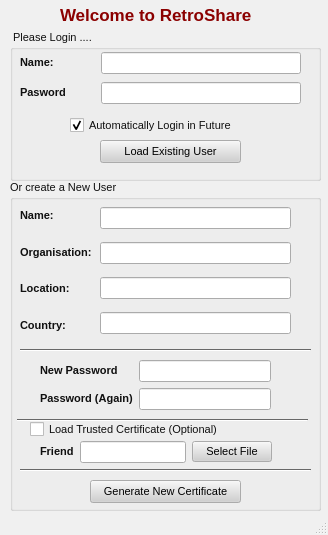
The window that rs-Qt-gui/src/gui/StartDialog.ui (autoscatto/retroshare) describes before a commit, drawn with Qt 5.
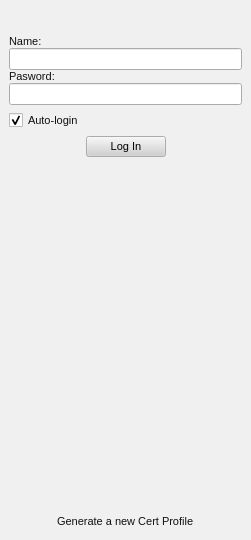
The same window after the commit. Icons and pictures are not drawn.

Patch:
```diff
--- a/rs-Qt-gui/src/gui/StartDialog.ui
+++ b/rs-Qt-gui/src/gui/StartDialog.ui
@@ -5,8 +5,8 @@
    <rect>
     <x>0</x>
     <y>0</y>
-    <width>328</width>
-    <height>535</height>
+    <width>251</width>
+    <height>540</height>
    </rect>
   </property>
   <property name="palette" >
@@ -499,43 +499,14 @@
    <iconset resource="images.qrc" >:/images/RetroShare16.png</iconset>
   </property>
   <widget class="QWidget" name="centralwidget" >
-   <widget class="QLabel" name="label" >
-    <property name="geometry" >
-     <rect>
-      <x>60</x>
-      <y>0</y>
-      <width>221</width>
-      <height>31</height>
-     </rect>
+   <layout class="QGridLayout" >
+    <property name="margin" >
+     <number>9</number>
     </property>
-    <property name="text" >
-     <string>&lt;html>&lt;head>&lt;meta name="qrichtext" content="1" />&lt;style type="text/css">
-p, li { white-space: pre-wrap; }
-&lt;/style>&lt;/head>&lt;body style=" font-family:'Arial'; font-size:8pt; font-weight:400; font-style:normal; text-decoration:none;">
-&lt;p style=" margin-top:0px; margin-bottom:0px; margin-left:0px; margin-right:0px; -qt-block-indent:0; text-indent:0px;">&lt;span style=" font-size:13pt; font-weight:600; color:#8b0000;">Welcome to RetroShare&lt;/span>&lt;/p>&lt;/body>&lt;/html></string>
+    <property name="spacing" >
+     <number>6</number>
     </property>
-   </widget>
-   <widget class="QGroupBox" name="groupBox_2" >
-    <property name="geometry" >
-     <rect>
-      <x>10</x>
-      <y>180</y>
-      <width>311</width>
-      <height>331</height>
-     </rect>
-    </property>
-    <property name="title" >
-     <string>Or create a New User</string>
-    </property>
-    <widget class="QWidget" name="layoutWidget" >
-     <property name="geometry" >
-      <rect>
-       <x>10</x>
-       <y>20</y>
-       <width>75</width>
-       <height>141</height>
-      </rect>
-     </property>
+    <item row="5" column="0" >
      <layout class="QGridLayout" >
       <property name="margin" >
        <number>0</number>
@@ -543,126 +514,55 @@
       <property name="spacing" >
        <number>6</number>
       </property>
-      <item row="1" column="0" >
-       <widget class="QLabel" name="label_6" >
-        <property name="text" >
-         <string>&lt;html>&lt;head>&lt;meta name="qrichtext" content="1" />&lt;style type="text/css">
-p, li { white-space: pre-wrap; }
-&lt;/style>&lt;/head>&lt;body style=" font-family:'Arial'; font-size:8pt; font-weight:400; font-style:normal; text-decoration:none;">
-&lt;p style=" margin-top:0px; margin-bottom:0px; margin-left:0px; margin-right:0px; -qt-block-indent:0; text-indent:0px;">&lt;span style=" font-weight:600;">Organisation:&lt;/span>&lt;/p>&lt;/body>&lt;/html></string>
-        </property>
-       </widget>
-      </item>
       <item row="0" column="0" >
-       <widget class="QLabel" name="label_5" >
-        <property name="text" >
-         <string>&lt;html>&lt;head>&lt;meta name="qrichtext" content="1" />&lt;style type="text/css">
-p, li { white-space: pre-wrap; }
-&lt;/style>&lt;/head>&lt;body style=" font-family:'Arial'; font-size:8pt; font-weight:400; font-style:normal; text-decoration:none;">
-&lt;p style=" margin-top:0px; margin-bottom:0px; margin-left:0px; margin-right:0px; -qt-block-indent:0; text-indent:0px;">&lt;span style=" font-weight:600;">Name:&lt;/span>&lt;/p>&lt;/body>&lt;/html></string>
+       <spacer>
+        <property name="orientation" >
+         <enum>Qt::Horizontal</enum>
         </property>
-       </widget>
+        <property name="sizeHint" >
+         <size>
+          <width>31</width>
+          <height>20</height>
+         </size>
+        </property>
+       </spacer>
       </item>
-      <item row="3" column="0" >
-       <widget class="QLabel" name="label_8" >
-        <property name="text" >
-         <string>&lt;html>&lt;head>&lt;meta name="qrichtext" content="1" />&lt;style type="text/css">
-p, li { white-space: pre-wrap; }
-&lt;/style>&lt;/head>&lt;body style=" font-family:'Arial'; font-size:8pt; font-weight:400; font-style:normal; text-decoration:none;">
-&lt;p style=" margin-top:0px; margin-bottom:0px; margin-left:0px; margin-right:0px; -qt-block-indent:0; text-indent:0px;">&lt;span style=" font-weight:600;">Country:&lt;/span>&lt;/p>&lt;/body>&lt;/html></string>
+      <item row="0" column="2" >
+       <spacer>
+        <property name="orientation" >
+         <enum>Qt::Horizontal</enum>
         </property>
-       </widget>
+        <property name="sizeHint" >
+         <size>
+          <width>40</width>
+          <height>20</height>
+         </size>
+        </property>
+       </spacer>
       </item>
-      <item row="2" column="0" >
-       <widget class="QLabel" name="label_7" >
+      <item row="0" column="1" >
+       <widget class="QLabel" name="createNewAccountLabel" >
         <property name="text" >
-         <string>&lt;html>&lt;head>&lt;meta name="qrichtext" content="1" />&lt;style type="text/css">
-p, li { white-space: pre-wrap; }
-&lt;/style>&lt;/head>&lt;body style=" font-family:'Arial'; font-size:8pt; font-weight:400; font-style:normal; text-decoration:none;">
-&lt;p style=" margin-top:0px; margin-bottom:0px; margin-left:0px; margin-right:0px; -qt-block-indent:0; text-indent:0px;">&lt;span style=" font-weight:600;">Location:&lt;/span>&lt;/p>&lt;/body>&lt;/html></string>
+         <string>Generate a new Cert Profile</string>
         </property>
        </widget>
       </item>
      </layout>
-    </widget>
-    <widget class="Line" name="line" >
-     <property name="geometry" >
-      <rect>
-       <x>10</x>
-       <y>160</y>
-       <width>291</width>
-       <height>20</height>
-      </rect>
-     </property>
-     <property name="orientation" >
-      <enum>Qt::Horizontal</enum>
-     </property>
-    </widget>
-    <widget class="Line" name="line_2" >
-     <property name="geometry" >
-      <rect>
-       <x>7</x>
-       <y>230</y>
-       <width>291</width>
-       <height>20</height>
-      </rect>
-     </property>
-     <property name="orientation" >
-      <enum>Qt::Horizontal</enum>
-     </property>
-    </widget>
-    <widget class="Line" name="line_3" >
-     <property name="geometry" >
-      <rect>
-       <x>10</x>
-       <y>280</y>
-       <width>291</width>
-       <height>20</height>
-      </rect>
-     </property>
-     <property name="orientation" >
-      <enum>Qt::Horizontal</enum>
-     </property>
-    </widget>
-    <widget class="QWidget" name="layoutWidget" >
-     <property name="geometry" >
-      <rect>
-       <x>90</x>
-       <y>20</y>
-       <width>191</width>
-       <height>141</height>
-      </rect>
-     </property>
-     <layout class="QGridLayout" >
-      <property name="margin" >
-       <number>0</number>
+    </item>
+    <item row="4" column="0" >
+     <spacer>
+      <property name="orientation" >
+       <enum>Qt::Vertical</enum>
       </property>
-      <property name="spacing" >
-       <number>6</number>
+      <property name="sizeHint" >
+       <size>
+        <width>20</width>
+        <height>40</height>
+       </size>
       </property>
-      <item row="0" column="0" >
-       <widget class="QLineEdit" name="genName" />
-      </item>
-      <item row="1" column="0" >
-       <widget class="QLineEdit" name="genOrg" />
-      </item>
-      <item row="2" column="0" >
-       <widget class="QLineEdit" name="genLoc" />
-      </item>
-      <item row="3" column="0" >
-       <widget class="QLineEdit" name="genCountry" />
-      </item>
-     </layout>
-    </widget>
-    <widget class="QWidget" name="layoutWidget" >
-     <property name="geometry" >
-      <rect>
-       <x>30</x>
-       <y>180</y>
-       <width>231</width>
-       <height>50</height>
-      </rect>
-     </property>
+     </spacer>
+    </item>
+    <item row="0" column="0" >
      <layout class="QGridLayout" >
       <property name="margin" >
        <number>0</number>
@@ -670,150 +570,95 @@
       <property name="spacing" >
        <number>6</number>
       </property>
-      <item row="1" column="0" >
-       <widget class="QLabel" name="label_9" >
+      <item row="0" column="1" >
+       <widget class="QLabel" name="label" >
         <property name="text" >
-         <string>&lt;html>&lt;head>&lt;meta name="qrichtext" content="1" />&lt;style type="text/css">
-p, li { white-space: pre-wrap; }
-&lt;/style>&lt;/head>&lt;body style=" font-family:'Arial'; font-size:8pt; font-weight:400; font-style:normal; text-decoration:none;">
-&lt;p style=" margin-top:0px; margin-bottom:0px; margin-left:0px; margin-right:0px; -qt-block-indent:0; text-indent:0px;">&lt;span style=" font-weight:600;">Password (Again)&lt;/span>&lt;/p>&lt;/body>&lt;/html></string>
+         <string/>
         </property>
        </widget>
       </item>
-      <item row="0" column="1" >
-       <widget class="QLineEdit" name="genPasswd" >
-        <property name="echoMode" >
-         <enum>QLineEdit::Password</enum>
+      <item row="0" column="2" >
+       <spacer>
+        <property name="orientation" >
+         <enum>Qt::Horizontal</enum>
         </property>
-       </widget>
+        <property name="sizeHint" >
+         <size>
+          <width>40</width>
+          <height>20</height>
+         </size>
+        </property>
+       </spacer>
       </item>
       <item row="0" column="0" >
-       <widget class="QLabel" name="label_2" >
-        <property name="text" >
-         <string>&lt;html>&lt;head>&lt;meta name="qrichtext" content="1" />&lt;style type="text/css">
-p, li { white-space: pre-wrap; }
-&lt;/style>&lt;/head>&lt;body style=" font-family:'Arial'; font-size:8pt; font-weight:400; font-style:normal; text-decoration:none;">
-&lt;p style=" margin-top:0px; margin-bottom:0px; margin-left:0px; margin-right:0px; -qt-block-indent:0; text-indent:0px;">&lt;span style=" font-weight:600;">New Password&lt;/span>&lt;/p>&lt;/body>&lt;/html></string>
+       <spacer>
+        <property name="orientation" >
+         <enum>Qt::Horizontal</enum>
         </property>
-       </widget>
-      </item>
-      <item row="1" column="1" >
-       <widget class="QLineEdit" name="genPasswd2" >
-        <property name="echoMode" >
-         <enum>QLineEdit::Password</enum>
+        <property name="sizeHint" >
+         <size>
+          <width>40</width>
+          <height>20</height>
+         </size>
         </property>
-       </widget>
+       </spacer>
       </item>
      </layout>
-    </widget>
-    <widget class="QWidget" name="layoutWidget_3" >
-     <property name="geometry" >
-      <rect>
-       <x>30</x>
-       <y>260</y>
-       <width>232</width>
-       <height>25</height>
-      </rect>
-     </property>
+    </item>
+    <item row="1" column="0" >
      <layout class="QGridLayout" >
       <property name="margin" >
        <number>0</number>
       </property>
       <property name="spacing" >
-       <number>6</number>
+       <number>0</number>
       </property>
       <item row="0" column="0" >
-       <widget class="QLabel" name="label_10" >
+       <widget class="QLabel" name="label_3" >
         <property name="text" >
-         <string>&lt;html>&lt;head>&lt;meta name="qrichtext" content="1" />&lt;style type="text/css">
-p, li { white-space: pre-wrap; }
-&lt;/style>&lt;/head>&lt;body style=" font-family:'Arial'; font-size:8pt; font-weight:400; font-style:normal; text-decoration:none;">
-&lt;p style=" margin-top:0px; margin-bottom:0px; margin-left:0px; margin-right:0px; -qt-block-indent:0; text-indent:0px;">&lt;span style=" font-weight:600;">Friend&lt;/span>&lt;/p>&lt;/body>&lt;/html></string>
+         <string>Name:</string>
         </property>
        </widget>
       </item>
-      <item row="0" column="1" >
-       <widget class="QLineEdit" name="genFriend" >
+      <item row="2" column="0" >
+       <widget class="QLabel" name="label_4" >
+        <property name="text" >
+         <string>Pasword:</string>
+        </property>
+       </widget>
+      </item>
+      <item row="3" column="0" >
+       <widget class="QLineEdit" name="loadPasswd" >
+        <property name="minimumSize" >
+         <size>
+          <width>200</width>
+          <height>0</height>
+         </size>
+        </property>
+        <property name="echoMode" >
+         <enum>QLineEdit::Password</enum>
+        </property>
+        <property name="readOnly" >
+         <bool>false</bool>
+        </property>
+       </widget>
+      </item>
+      <item row="1" column="0" >
+       <widget class="QLineEdit" name="loadName" >
+        <property name="minimumSize" >
+         <size>
+          <width>200</width>
+          <height>0</height>
+         </size>
+        </property>
         <property name="readOnly" >
          <bool>true</bool>
         </property>
        </widget>
       </item>
-      <item row="0" column="2" >
-       <widget class="QPushButton" name="selectButton" >
-        <property name="text" >
-         <string>Select File</string>
-        </property>
-       </widget>
-      </item>
      </layout>
-    </widget>
-    <widget class="QPushButton" name="genButton" >
-     <property name="geometry" >
-      <rect>
-       <x>80</x>
-       <y>300</y>
-       <width>151</width>
-       <height>23</height>
-      </rect>
-     </property>
-     <property name="text" >
-      <string>Generate New Certificate</string>
-     </property>
-    </widget>
-    <widget class="QCheckBox" name="friendBox" >
-     <property name="geometry" >
-      <rect>
-       <x>20</x>
-       <y>240</y>
-       <width>251</width>
-       <height>18</height>
-      </rect>
-     </property>
-     <property name="text" >
-      <string>Load Trusted Certificate (Optional)</string>
-     </property>
-    </widget>
-   </widget>
-   <widget class="QGroupBox" name="groupBox" >
-    <property name="geometry" >
-     <rect>
-      <x>10</x>
-      <y>30</y>
-      <width>311</width>
-      <height>151</height>
-     </rect>
-    </property>
-    <property name="font" >
-     <font>
-      <pointsize>8</pointsize>
-     </font>
-    </property>
-    <property name="title" >
-     <string> Please Login ....</string>
-    </property>
-    <widget class="QPushButton" name="loadButton" >
-     <property name="geometry" >
-      <rect>
-       <x>90</x>
-       <y>110</y>
-       <width>141</width>
-       <height>23</height>
-      </rect>
-     </property>
-     <property name="text" >
-      <string>Load Existing User</string>
-     </property>
-    </widget>
-    <widget class="QWidget" name="layoutWidget" >
-     <property name="geometry" >
-      <rect>
-       <x>10</x>
-       <y>20</y>
-       <width>281</width>
-       <height>58</height>
-      </rect>
-     </property>
+    </item>
+    <item row="3" column="0" >
      <layout class="QGridLayout" >
       <property name="margin" >
        <number>0</number>
@@ -821,122 +666,53 @@
       <property name="spacing" >
        <number>6</number>
       </property>
+      <item row="0" column="2" >
+       <spacer>
+        <property name="orientation" >
+         <enum>Qt::Horizontal</enum>
+        </property>
+        <property name="sizeHint" >
+         <size>
+          <width>71</width>
+          <height>20</height>
+         </size>
+        </property>
+       </spacer>
+      </item>
       <item row="0" column="0" >
-       <layout class="QGridLayout" >
-        <property name="margin" >
-         <number>0</number>
+       <spacer>
+        <property name="orientation" >
+         <enum>Qt::Horizontal</enum>
         </property>
-        <property name="spacing" >
-         <number>6</number>
+        <property name="sizeHint" >
+         <size>
+          <width>61</width>
+          <height>20</height>
+         </size>
         </property>
-        <item row="0" column="0" >
-         <widget class="QLabel" name="label_3" >
-          <property name="text" >
-           <string>&lt;html>&lt;head>&lt;meta name="qrichtext" content="1" />&lt;style type="text/css">
-p, li { white-space: pre-wrap; }
-&lt;/style>&lt;/head>&lt;body style=" font-family:'Arial'; font-size:8pt; font-weight:400; font-style:normal; text-decoration:none;">
-&lt;p style=" margin-top:0px; margin-bottom:0px; margin-left:0px; margin-right:0px; -qt-block-indent:0; text-indent:0px;">&lt;span style=" font-weight:600;">Name:&lt;/span>&lt;/p>&lt;/body>&lt;/html></string>
-          </property>
-         </widget>
-        </item>
-        <item row="0" column="2" >
-         <widget class="QLineEdit" name="loadName" >
-          <property name="minimumSize" >
-           <size>
-            <width>200</width>
-            <height>0</height>
-           </size>
-          </property>
-          <property name="readOnly" >
-           <bool>true</bool>
-          </property>
-         </widget>
-        </item>
-        <item row="0" column="1" >
-         <spacer>
-          <property name="orientation" >
-           <enum>Qt::Horizontal</enum>
-          </property>
-          <property name="sizeHint" >
-           <size>
-            <width>40</width>
-            <height>20</height>
-           </size>
-          </property>
-         </spacer>
-        </item>
-       </layout>
+       </spacer>
       </item>
-      <item row="1" column="0" >
-       <layout class="QGridLayout" >
-        <property name="margin" >
-         <number>0</number>
+      <item row="0" column="1" >
+       <widget class="QPushButton" name="loadButton" >
+        <property name="text" >
+         <string>Log In</string>
         </property>
-        <property name="spacing" >
-         <number>6</number>
-        </property>
-        <item row="0" column="0" >
-         <widget class="QLabel" name="label_4" >
-          <property name="text" >
-           <string>&lt;html>&lt;head>&lt;meta name="qrichtext" content="1" />&lt;style type="text/css">
-p, li { white-space: pre-wrap; }
-&lt;/style>&lt;/head>&lt;body style=" font-family:'Arial'; font-size:8pt; font-weight:400; font-style:normal; text-decoration:none;">
-&lt;p style=" margin-top:0px; margin-bottom:0px; margin-left:0px; margin-right:0px; -qt-block-indent:0; text-indent:0px;">&lt;span style=" font-weight:600;">Pasword&lt;/span>&lt;/p>&lt;/body>&lt;/html></string>
-          </property>
-         </widget>
-        </item>
-        <item row="0" column="2" >
-         <widget class="QLineEdit" name="loadPasswd" >
-          <property name="minimumSize" >
-           <size>
-            <width>200</width>
-            <height>0</height>
-           </size>
-          </property>
-          <property name="echoMode" >
-           <enum>QLineEdit::Password</enum>
-          </property>
-          <property name="readOnly" >
-           <bool>false</bool>
-          </property>
-         </widget>
-        </item>
-        <item row="0" column="1" >
-         <spacer>
-          <property name="orientation" >
-           <enum>Qt::Horizontal</enum>
-          </property>
-          <property name="sizeHint" >
-           <size>
-            <width>40</width>
-            <height>20</height>
-           </size>
-          </property>
-         </spacer>
-        </item>
-       </layout>
+       </widget>
       </item>
      </layout>
-    </widget>
-    <widget class="QCheckBox" name="autoBox" >
-     <property name="geometry" >
-      <rect>
-       <x>60</x>
-       <y>80</y>
-       <width>171</width>
-       <height>31</height>
-      </rect>
-     </property>
-     <property name="text" >
-      <string>Automatically Login in Future</string>
-     </property>
-     <property name="checked" >
-      <bool>true</bool>
-     </property>
-    </widget>
-   </widget>
+    </item>
+    <item row="2" column="0" >
+     <widget class="QCheckBox" name="autoBox" >
+      <property name="text" >
+       <string>Auto-login</string>
+      </property>
+      <property name="checked" >
+       <bool>true</bool>
+      </property>
+     </widget>
+    </item>
+   </layout>
   </widget>
-  <widget class="QStatusBar" name="statusbar" />
  </widget>
  <tabstops>
   <tabstop>loadName</tabstop>
```
Left out of the diff: 21 changed lines with no effect on the pictures.
